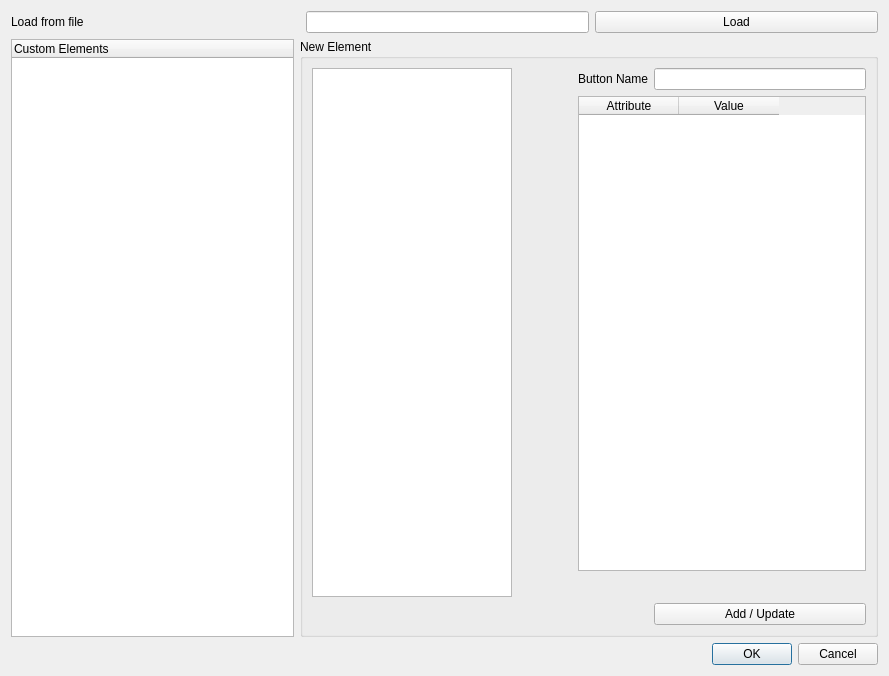
Qt form ProductionTools/field_setup.ui (dsgoficial/DsgTools) before a commit.
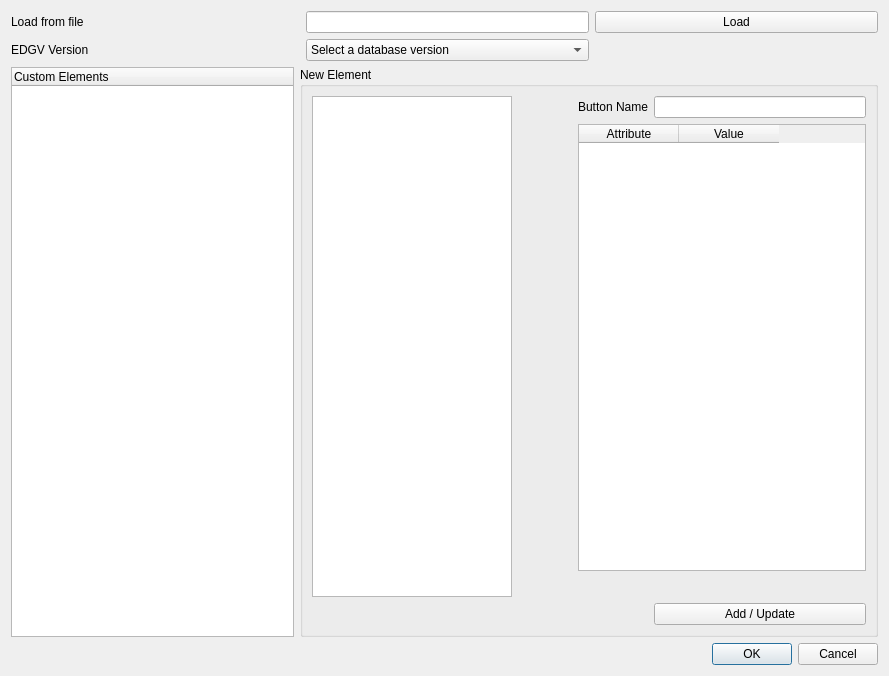
The same form after that commit.

```diff
--- a/ProductionTools/field_setup.ui
+++ b/ProductionTools/field_setup.ui
@@ -1,7 +1,7 @@
 <?xml version="1.0" encoding="UTF-8"?>
 <ui version="4.0">
- <class>Dialog</class>
- <widget class="QDialog" name="Dialog">
+ <class>FieldSetup</class>
+ <widget class="QDialog" name="FieldSetup">
   <property name="geometry">
    <rect>
     <x>0</x>
@@ -21,26 +21,7 @@
      </property>
     </widget>
    </item>
-   <item row="0" column="2">
-    <widget class="QLineEdit" name="lineEdit_2"/>
-   </item>
-   <item row="0" column="3">
-    <widget class="QPushButton" name="pushButton_2">
-     <property name="text">
-      <string>Load</string>
-     </property>
-    </widget>
-   </item>
-   <item row="1" column="0">
-    <widget class="QTreeWidget" name="treeWidget">
-     <column>
-      <property name="text">
-       <string>Custom Elements</string>
-      </property>
-     </column>
-    </widget>
-   </item>
-   <item row="1" column="1" colspan="3">
+   <item row="2" column="1" colspan="3">
     <widget class="QGroupBox" name="groupBox">
      <property name="title">
       <string>New Element</string>
@@ -106,7 +87,7 @@
      </layout>
     </widget>
    </item>
-   <item row="2" column="3">
+   <item row="3" column="3">
     <widget class="QDialogButtonBox" name="buttonBox">
      <property name="orientation">
       <enum>Qt::Horizontal</enum>
@@ -116,6 +97,51 @@
      </property>
     </widget>
    </item>
+   <item row="0" column="2">
+    <widget class="QLineEdit" name="lineEdit_2"/>
+   </item>
+   <item row="0" column="3">
+    <widget class="QPushButton" name="pushButton_2">
+     <property name="text">
+      <string>Load</string>
+     </property>
+    </widget>
+   </item>
+   <item row="1" column="0">
+    <widget class="QLabel" name="label_3">
+     <property name="text">
+      <string>EDGV Version</string>
+     </property>
+    </widget>
+   </item>
+   <item row="2" column="0">
+    <widget class="QTreeWidget" name="treeWidget">
+     <column>
+      <property name="text">
+       <string>Custom Elements</string>
+      </property>
+     </column>
+    </widget>
+   </item>
+   <item row="1" column="2">
+    <widget class="QComboBox" name="versionCombo">
+     <item>
+      <property name="text">
+       <string>Select a database version</string>
+      </property>
+     </item>
+     <item>
+      <property name="text">
+       <string>2.1.3</string>
+      </property>
+     </item>
+     <item>
+      <property name="text">
+       <string>FTer_2a_Ed</string>
+      </property>
+     </item>
+    </widget>
+   </item>
   </layout>
  </widget>
  <resources/>
```
Left out of the diff: 4 changed lines with no effect on the pictures.
